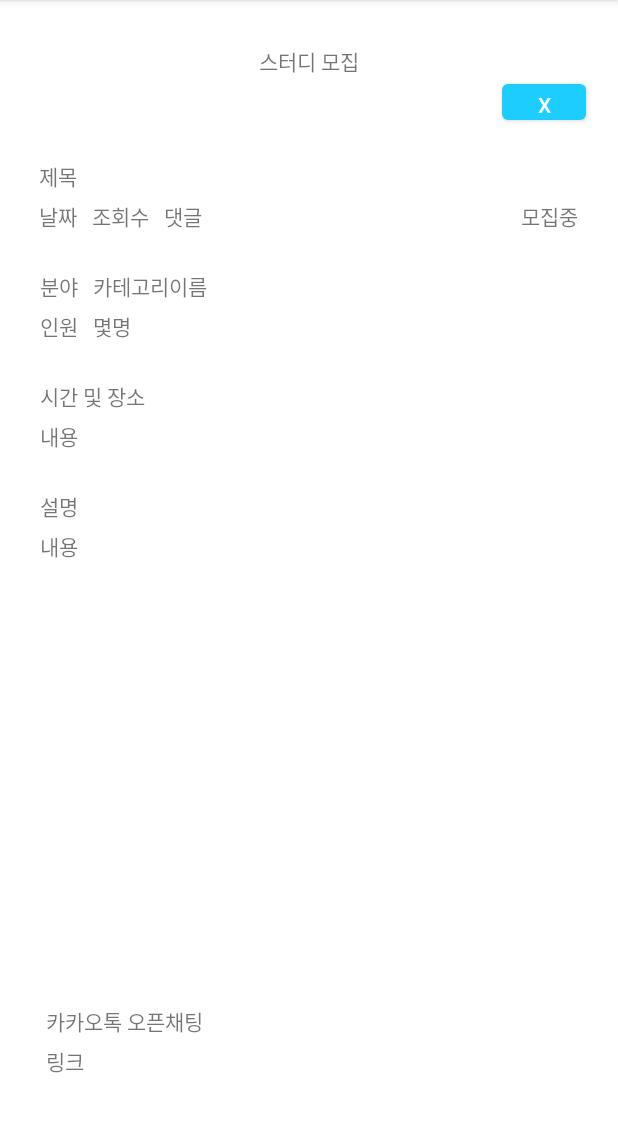
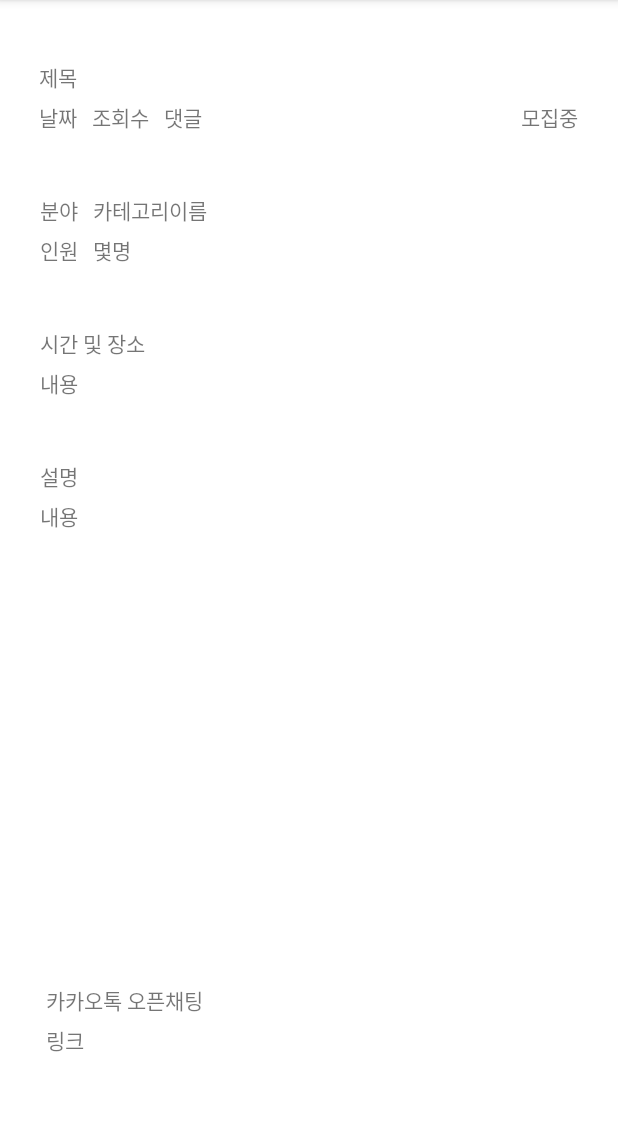
Before and after one commit to Ktaewon/2021KNU-Hackathon, an Android app: the StudyReadActivity screen opened directly, with no data from a screen before it, on a phone screen of 412 x 824 dp, the part 84-1216 px from its top. Run offline under Robolectric (Android 15) with nearby library versions, the phone set to English and light mode, and no system bars.

```diff
--- a/app/src/main/java/com/beoks/a2021knu_hackton/StudyPackage/StudyPostActivity.java
+++ b/app/src/main/java/com/beoks/a2021knu_hackton/StudyPackage/StudyPostActivity.java
@@ -24,6 +24,7 @@ public class StudyPostActivity extends AppCompatActivity {
             public void onClick(View view) {
                 Intent intent=new Intent(getApplicationContext(), StudyReadActivity.class);
                 startActivity(intent);
+                finish();
             }
         });
     }
--- a/app/src/main/java/com/beoks/a2021knu_hackton/StudyPackage/StudyReadActivity.java
+++ b/app/src/main/java/com/beoks/a2021knu_hackton/StudyPackage/StudyReadActivity.java
@@ -15,17 +15,8 @@ public class StudyReadActivity extends AppCompatActivity {
     protected void onCreate(Bundle savedInstanceState) {
         super.onCreate(savedInstanceState);
         setContentView(R.layout.activity_study_read);
-        setReadCancelButton();
+
     }
 
-    //study_read_cancel_button
-    void setReadCancelButton(){//post_study_button
-        ((Button)findViewById(R.id.study_read_cancel_button)).setOnClickListener(new View.OnClickListener() {
-            @Override
-            public void onClick(View view) {
-                Intent intent=new Intent(getApplicationContext(), MainStudyActivity.class);
-                startActivity(intent);
-            }
-        });
-    }
+
 }
--- a/app/src/main/res/layout/activity_study_read.xml
+++ b/app/src/main/res/layout/activity_study_read.xml
@@ -5,36 +5,16 @@
     android:layout_width="match_parent"
     android:layout_height="match_parent"
     tools:context=".StudyPackage.StudyReadActivity">
-    <TextView
-        android:id="@+id/study_read_textview"
-        android:layout_width="wrap_content"
-        android:layout_height="wrap_content"
-        android:layout_marginTop="30dp"
-        android:text="스터디 모집"
-        app:layout_constraintEnd_toEndOf="parent"
-        app:layout_constraintStart_toStartOf="parent"
-        app:layout_constraintTop_toTopOf="parent" />
-
-    <Button
-        android:id="@+id/study_read_cancel_button"
-        android:layout_width="56dp"
-        android:layout_height="36dp"
-        android:layout_marginTop="50dp"
-        android:text="X"
-        app:layout_constraintEnd_toEndOf="parent"
-        app:layout_constraintHorizontal_bias="0.817"
-        app:layout_constraintStart_toEndOf="@+id/study_read_textview"
-        app:layout_constraintTop_toTopOf="parent" />
 
     <FrameLayout
         android:id="@+id/study_status_layout"
         android:layout_width="370dp"
         android:layout_height="wrap_content"
-        android:layout_marginTop="50dp"
+        android:layout_marginTop="35dp"
         app:layout_constraintEnd_toEndOf="parent"
         app:layout_constraintHorizontal_bias="0.487"
         app:layout_constraintStart_toStartOf="parent"
-        app:layout_constraintTop_toBottomOf="@+id/study_read_textview">
+        app:layout_constraintTop_toTopOf="parent">
 
         <androidx.constraintlayout.widget.ConstraintLayout
             android:layout_width="match_parent"
@@ -101,7 +81,7 @@
         android:id="@+id/category_people_layout"
         android:layout_width="370dp"
         android:layout_height="wrap_content"
-        android:layout_marginTop="20dp"
+        android:layout_marginTop="35dp"
         app:layout_constraintEnd_toEndOf="parent"
         app:layout_constraintStart_toStartOf="parent"
         app:layout_constraintTop_toBottomOf="@+id/study_status_layout">
@@ -160,7 +140,7 @@
         android:id="@+id/timeplace_layout"
         android:layout_width="370dp"
         android:layout_height="wrap_content"
-        android:layout_marginTop="20dp"
+        android:layout_marginTop="35dp"
         app:layout_constraintEnd_toEndOf="parent"
         app:layout_constraintStart_toStartOf="parent"
         app:layout_constraintTop_toBottomOf="@+id/category_people_layout">
@@ -197,7 +177,7 @@
         android:id="@+id/description_layout"
         android:layout_width="370dp"
         android:layout_height="300dp"
-        android:layout_marginTop="20dp"
+        android:layout_marginTop="35dp"
         app:layout_constraintEnd_toEndOf="parent"
         app:layout_constraintStart_toStartOf="parent"
         app:layout_constraintTop_toBottomOf="@+id/timeplace_layout">
@@ -234,11 +214,13 @@
         android:id="@+id/link_layout"
         android:layout_width="370dp"
         android:layout_height="wrap_content"
+        android:layout_marginTop="35dp"
         android:layout_marginBottom="50dp"
         app:layout_constraintBottom_toBottomOf="parent"
         app:layout_constraintEnd_toEndOf="parent"
         app:layout_constraintHorizontal_bias="0.609"
-        app:layout_constraintStart_toStartOf="parent">
+        app:layout_constraintStart_toStartOf="parent"
+        app:layout_constraintTop_toBottomOf="@+id/description_layout">
 
         <androidx.constraintlayout.widget.ConstraintLayout
             android:layout_width="match_parent"
```
Also changed, not shown: app/src/main/res/layout/activity_main.xml (+13 -9 lines).
